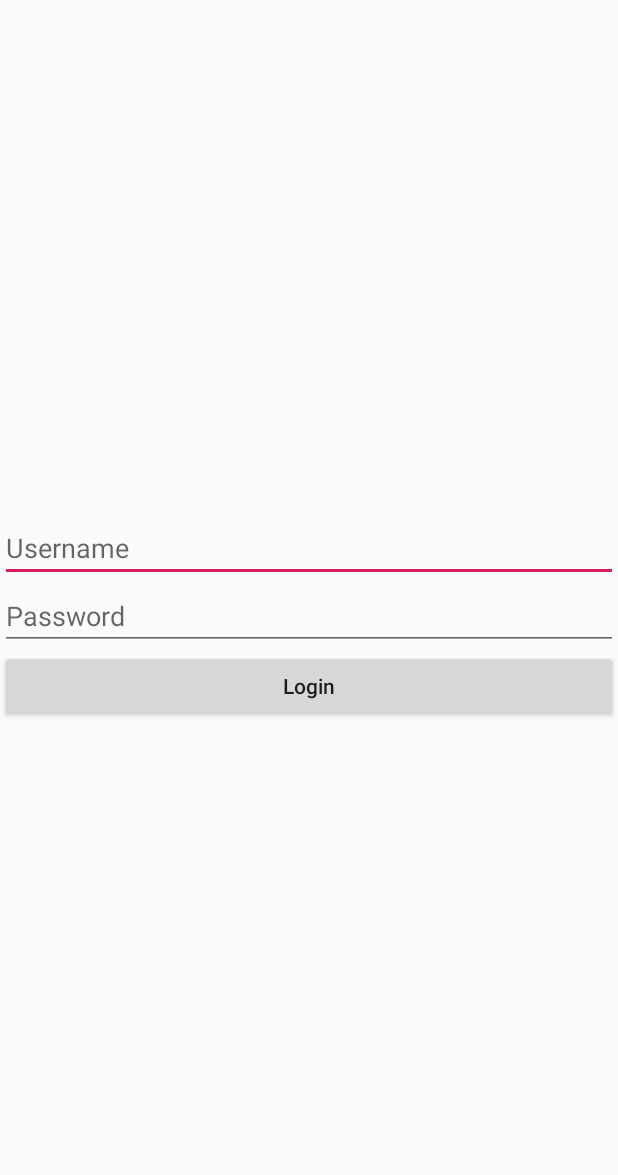
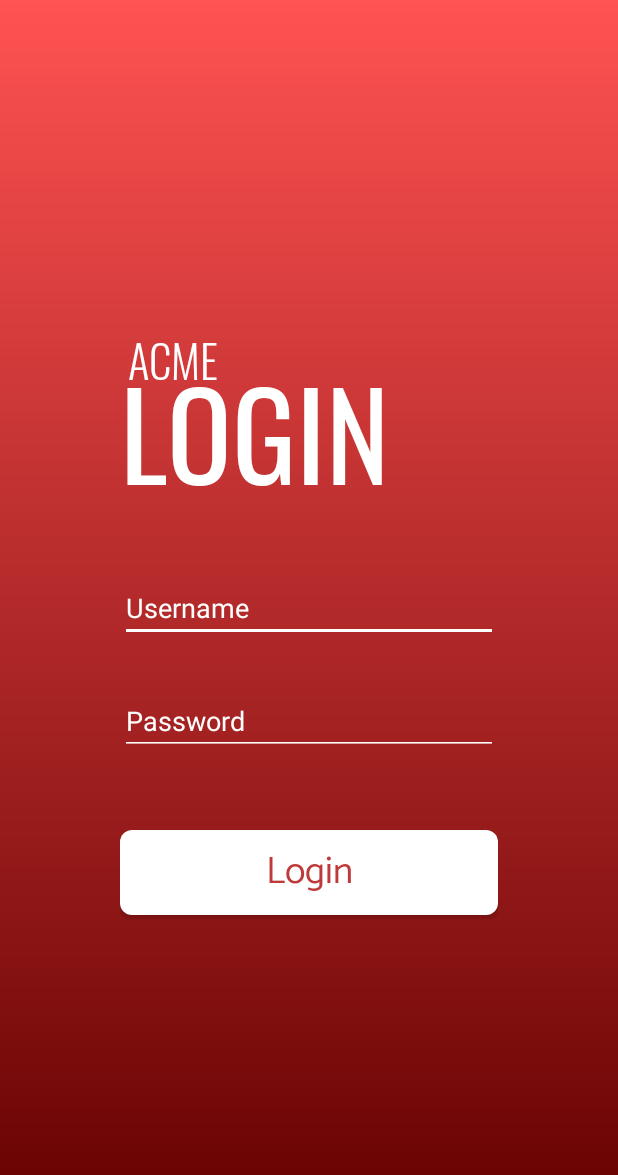
Before and after one commit to DiogoDores/feup-cmov, an Android app: the LoginActivity screen opened directly, with no data from a screen before it, on a phone screen of 412 x 824 dp. Shown: the top 1175 px of the screen. Run offline under Robolectric (Android 15) with nearby library versions, the phone set to English and light mode, and no system bars; network calls fail.

Commit message:
Added Login frontend

```diff
--- a/AcmeSupermarket/AcmeSupermarket/app/src/main/res/drawable/roundedbutton.xml
+++ b/AcmeSupermarket/AcmeSupermarket/app/src/main/res/drawable/roundedbutton.xml
@@ -1,7 +1,7 @@
 <?xml version="1.0" encoding="utf-8"?>
 <shape xmlns:android="http://schemas.android.com/apk/res/android"
     android:shape="rectangle">
-    <solid android:color="#eeffffff" />
+    <solid android:color="#ffffff" />
     <corners android:bottomRightRadius="8dp"
         android:bottomLeftRadius="8dp"
         android:topRightRadius="8dp"
--- a/AcmeSupermarket/AcmeSupermarket/app/src/main/res/layout/activity_login.xml
+++ b/AcmeSupermarket/AcmeSupermarket/app/src/main/res/layout/activity_login.xml
@@ -6,27 +6,67 @@
     android:layout_height="match_parent"
     android:orientation="vertical"
     android:gravity="center"
+    android:background="@drawable/gradient"
+    android:paddingLeft="80dp"
+    android:paddingRight="80dp"
     tools:context=".LoginActivity">
+    <RelativeLayout
+        android:layout_width="match_parent"
+        android:layout_height="wrap_content"
+        android:layout_marginBottom="50dip">
+
+        <TextView
+            android:layout_width="240dp"
+            android:layout_height="42dp"
+            android:fontFamily="@font/oswald_light"
+            android:layout_marginLeft="5dp"
+            android:text="@string/app_title"
+            android:textColor="#FFFFFF"
+            android:textSize="30sp" />
+
+        <TextView
+            android:id="@+id/login_title"
+            android:layout_width="240dp"
+            android:layout_height="113dp"
+            android:layout_marginTop="5dp"
+            android:fontFamily="@font/oswald"
+            android:text="@string/login_button_confirm"
+            android:textAllCaps="true"
+            android:textColor="#FFFFFF"
+            android:textSize="80sp" />
+    </RelativeLayout>
 
     <EditText
         android:id="@+id/edit_login_username"
         android:layout_width="match_parent"
         android:layout_height="wrap_content"
+        android:layout_marginBottom="30dip"
         android:ems="10"
+        android:textColorHint="@color/textColorWhite"
         android:hint="@string/all_username_hint"
+        android:backgroundTint="@color/textColorWhite"
         android:inputType="textPersonName" />
 
     <EditText
         android:id="@+id/edit_login_password"
         android:layout_width="match_parent"
         android:layout_height="wrap_content"
+        android:layout_marginBottom="50dip"
         android:ems="10"
+        android:textColorHint="@color/textColorWhite"
         android:hint="@string/all_password_hint"
+        android:backgroundTint="@color/textColorWhite"
         android:inputType="textPassword" />
 
     <Button
         android:id="@+id/button_login_confirm"
         android:layout_width="match_parent"
         android:layout_height="wrap_content"
-        android:text="@string/login_button_confirm" />
+        android:paddingVertical="7dip"
+        android:background="@drawable/roundedbutton"
+        android:text="@string/login_button_confirm"
+        android:textColor="@color/textColorPink"
+        android:fontFamily="@font/catamaran"
+        android:includeFontPadding="false"
+        android:textSize="25sp" />
 </LinearLayout>
--- a/AcmeSupermarket/AcmeSupermarket/app/src/main/res/layout/activity_main.xml
+++ b/AcmeSupermarket/AcmeSupermarket/app/src/main/res/layout/activity_main.xml
@@ -22,7 +22,7 @@
     <TextView
         android:layout_width="240dp"
         android:layout_height="42dp"
-        android:layout_marginBottom="130sp"
+        android:layout_marginBottom="130dp"
         android:fontFamily="@font/oswald_light"
         android:gravity="right"
         android:text="@string/app_subtitle"
@@ -33,24 +33,22 @@
         android:id="@+id/button_main_login"
         android:layout_width="match_parent"
         android:layout_height="wrap_content"
+        android:paddingVertical="7dip"
         android:background="@drawable/roundedbutton"
-        android:gravity="center"
-        android:paddingTop="1dp"
-        android:paddingBottom="1dp"
         android:text="@string/login_button_confirm"
         android:textColor="@color/textColorPink"
         android:fontFamily="@font/catamaran"
+        android:includeFontPadding="false"
         android:textSize="25sp" />
 
     <Button
         android:id="@+id/button_main_register"
         android:layout_width="match_parent"
         android:layout_height="wrap_content"
-        android:layout_marginTop="30dp"
+        android:layout_marginTop="30dip"
+        android:paddingVertical="7dip"
         android:background="@drawable/roundedbutton"
-        android:gravity="center"
-        android:paddingTop="1dp"
-        android:paddingBottom="1dp"
+        android:includeFontPadding="false"
         android:text="@string/register_button_confirm"
         android:textColor="@color/textColorPink"
         android:fontFamily="@font/catamaran"
--- a/AcmeSupermarket/AcmeSupermarket/app/src/main/res/values/colors.xml
+++ b/AcmeSupermarket/AcmeSupermarket/app/src/main/res/values/colors.xml
@@ -3,5 +3,6 @@
     <color name="colorPrimary">#008577</color>
     <color name="colorPrimaryDark">#FF5252</color>
     <color name="textColorPink">#BE3A3A</color>
+    <color name="textColorWhite">#FFFFFF</color>
     <color name="colorAccent">#D81B60</color>
 </resources>
```
